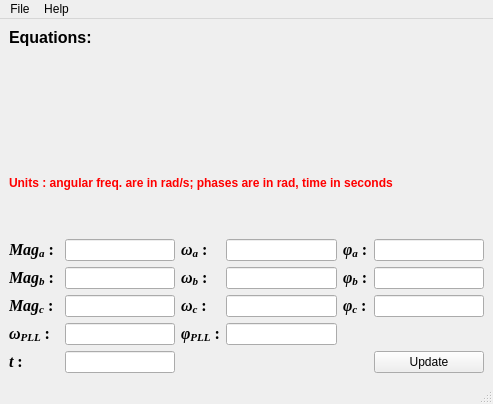
iruletheworld/Visualisaion-for-Symmetrical-Components-Fortescue-Clarke-Park, file symmGui.ui: the form before one commit.
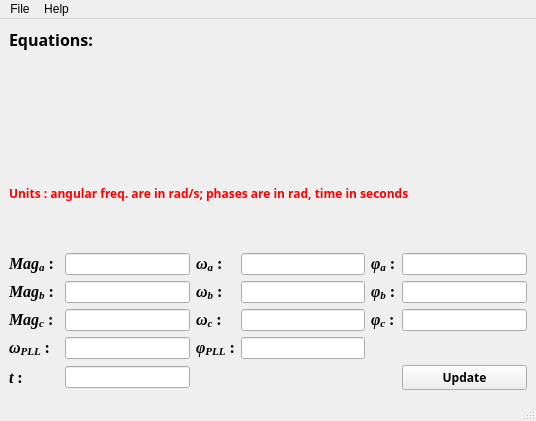
The form after the commit. Icons and pictures are not drawn.

Patch:
```diff
--- a/symmGui.ui
+++ b/symmGui.ui
@@ -6,8 +6,8 @@
    <rect>
     <x>0</x>
     <y>0</y>
-    <width>493</width>
-    <height>404</height>
+    <width>536</width>
+    <height>421</height>
    </rect>
   </property>
   <property name="minimumSize">
@@ -35,6 +35,16 @@
    <layout class="QVBoxLayout" name="verticalLayout_2">
     <item>
      <widget class="QLabel" name="lbl_equations">
+      <property name="font">
+       <font>
+        <family>Arial Unicode MS</family>
+        <weight>75</weight>
+        <bold>true</bold>
+       </font>
+      </property>
+      <property name="locale">
+       <locale language="English" country="UnitedStates"/>
+      </property>
       <property name="text">
        <string>&lt;html&gt;&lt;head/&gt;&lt;body&gt;&lt;p&gt;&lt;span style=&quot; font-size:12pt; font-weight:600;&quot;&gt;Equations:&lt;/span&gt;&lt;/p&gt;&lt;p&gt;&lt;img src=&quot;:/equations_/equations_all_inputs_150.png&quot;/&gt;&lt;/p&gt;&lt;/body&gt;&lt;/html&gt;</string>
       </property>
@@ -53,7 +63,7 @@
      <widget class="QLabel" name="lbl_units">
       <property name="font">
        <font>
-        <family>Helvetica</family>
+        <family>Arial Unicode MS</family>
         <pointsize>9</pointsize>
         <weight>75</weight>
         <bold>true</bold>
@@ -344,6 +354,13 @@
       </item>
       <item row="4" column="5">
        <widget class="QPushButton" name="btn_update">
+        <property name="font">
+         <font>
+          <family>Arial Unicode MS</family>
+          <weight>75</weight>
+          <bold>true</bold>
+         </font>
+        </property>
         <property name="text">
          <string>Update</string>
         </property>
@@ -362,8 +379,8 @@
     <rect>
      <x>0</x>
      <y>0</y>
-     <width>493</width>
-     <height>26</height>
+     <width>536</width>
+     <height>31</height>
     </rect>
    </property>
    <widget class="QMenu" name="menu1">
```
Left out of the diff: 4 changed lines with no effect on the pictures.
